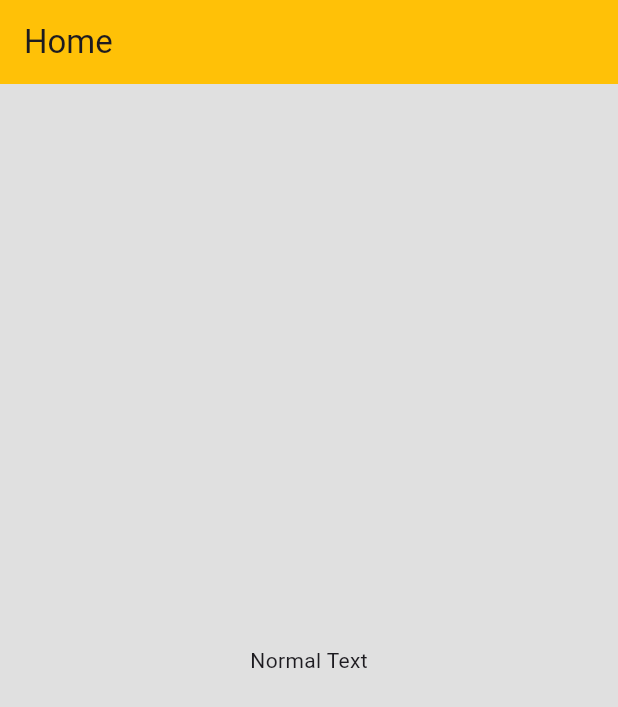
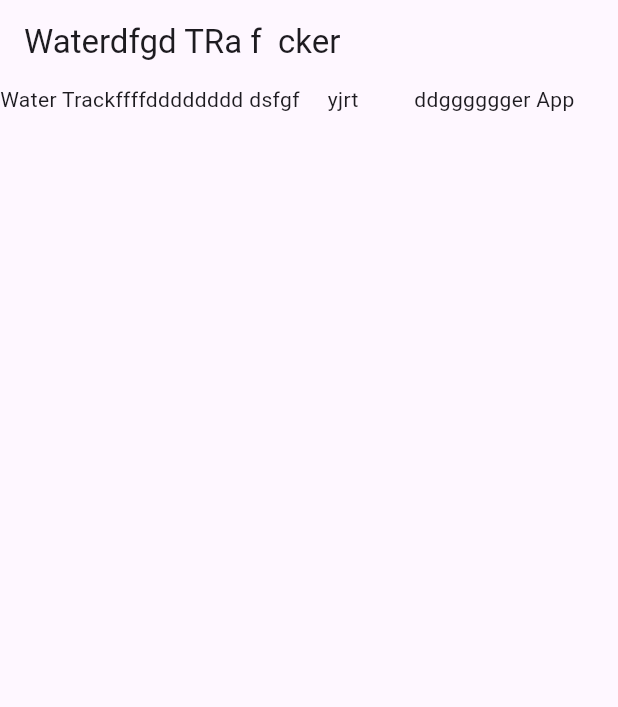
Before and after one commit to AbMamun12/Class-Project, a Flutter app: the screen it shows after launch, on a phone screen of 412 x 824 dp. Shown: the top 707 px of the screen. Run offline on Flutter 3.47's test engine with Material 3 defaults, Android fonts, the phone set to English and light mode, and no system bars.

Commit message:
video module 13 class 1( water tracker app)

```diff
--- /dev/null
+++ b/lib/app.dart
@@ -0,0 +1,13 @@
+import 'package:class_project/home_screen.dart';
+import 'package:flutter/material.dart';
+
+class WaterTrackerApp extends StatelessWidget {
+  const WaterTrackerApp({super.key});
+
+  @override
+  Widget build(BuildContext context) {
+    return MaterialApp(
+      home: HomeScreen(),
+    );
+  }
+}
--- /dev/null
+++ b/lib/home_screen.dart
@@ -0,0 +1,25 @@
+
+import 'package:flutter/material.dart';
+
+class HomeScreen extends StatefulWidget {
+  const HomeScreen({super.key});
+
+  @override
+  State<HomeScreen> createState() => _HomeScreenState();
+}
+
+class _HomeScreenState extends State<HomeScreen> {
+  @override
+  Widget build(BuildContext context) {
+    return Scaffold(
+      appBar: AppBar(
+        title: Text('Waterdfgd TRa f  cker'),
+      ),
+      body: Column(
+        children: [
+          Text('Water Trackffffdddddddd dsfgf     yjrt          ddgggggger App')
+        ],
+      ),
+    );
+  }
+}
--- a/lib/main.dart
+++ b/lib/main.dart
@@ -1,170 +1,6 @@
-/*import 'package:flutter/material.dart';
-1.
-void main() {
-  runApp(IntroApp());
-}
-
-class IntroApp extends StatelessWidget{
-  @override
-  Widget build(BuildContext context) {
-   return MaterialApp(
-      home: Scaffold(
-        appBar: AppBar(
-          backgroundColor: Colors.brown,
-          title: Text('Home'),
-        ),
-        body: Center(
-          child: Text('Bangladesh, to the east of India on the Bay of Bengal, is a South Asian country marked by lush greenery and many waterways.',
-            textAlign: TextAlign.justify,
-            maxLines: 2,
-            style: TextStyle(
-
-            fontSize: 43,
-            color: Colors.red,
-            backgroundColor: Colors.blueAccent,
-            fontWeight: FontWeight.w400,
-            decoration: TextDecoration.underline,
-            wordSpacing: 34,
-              overflow: TextOverflow.ellipsis,
-          ) ,),
-        ),
-      ),
-    );
-
-  }
-
-} */
-/*
-2
+import 'package:class_project/app.dart';
 import 'package:flutter/cupertino.dart';
-import 'package:flutter/material.dart';
 
 void main(){
-  runApp(IntroApp());
-
+  runApp(WaterTrackerApp());
 }
-class IntroApp extends StatelessWidget{
-  @override
-  Widget build(BuildContext context) {
-    return MaterialApp(
-      home: Scaffold(
-        appBar: AppBar(
-          backgroundColor: Colors.blueAccent,
-          title: Text('Home',style: TextStyle(
-              color: Colors.brown,
-              backgroundColor: Colors.white,
-              decoration: TextDecoration.lineThrough,
-          ),),
-
-        ),
-        body: Center(
-          child: Text(
-            'fdgggggggggggggggggggggggggggggggggs reggggggg qaregqe rer gre g re ',
-            textAlign: TextAlign.justify,
-
-          ),
-        ),
-      ),
-    );
-
-  }
-
-} */
-// class 7.3 Image, Material App, Scaffold, Icons, Buttons(Elevation Button, Icon Button)
-import 'package:flutter/material.dart';
-
-void main() {
-  runApp(IntroApp());
-}
-
-class IntroApp extends StatelessWidget {
-  const IntroApp({super.key});
-
-  @override
-  Widget build(BuildContext context) {
-    return MaterialApp(
-      debugShowCheckedModeBanner: false,
-      home: Home(),
-      title: 'IntroApp',
-      themeMode: ThemeMode.dark,
-    );
-  }
-}
-
-class Home extends StatelessWidget {
-  const Home({super.key});
-
-  @override
-  Widget build(BuildContext context) {
-    return Scaffold(
-      backgroundColor: Colors.black12,
-      appBar: AppBar(
-        title: Text('Home'),
-        backgroundColor: Colors.amber,
-      ),
-      body: Center(
-        /*       child: Icon(
-          Icons.computer,
-          size: 700,
-          color: Colors.greenAccent,
-        ),*/
-        //child: Image.network('https://www.gettyimages.com/photos/bangladesh-flag'),
-        /*      child: Image.asset('assets/images/bd_flug.jpg',
-          width: 400,
-          height: 100,
-          fit: BoxFit.fitHeight,
-        ), */
-        /*    child: ElevatedButton(
-            onPressed: () {
-              print('Button pressed');
-            },
-            child: Text('Notification')),*/
-       /* child: IconButton(
-    onPressed: (){
-      print('Add');
-      },
-    icon: Icon(Icons.add),
-      ), */
-        /*
-        child: TextButton(
-            onPressed: (){
-              print('Show button pressed');
-            },
-            child: Text('Text Button')),
-          */
-     /*   child: GestureDetector(
-          onTap: (){
-            print('Single Tap');
-          },
-          onDoubleTap: (){
-            print('Doule Tap');
-          },
-          child: Image.asset(
-            'assets/images/bd_flug.jpg',
-            width: 250,
-              height: 100,
-              fit: BoxFit.cover,
-          ),
-        ),*/
- /*   child: GestureDetector(
-    onTap: (){
-    print('Single Tap');
-    },
-    onDoubleTap: (){
-    print('Doule Tap');
-    },
-      child: Text('Normal Text'),
-      ), */
-          child: InkWell(
-            onTap: (){
-              print('Single Tap');
-            },
-            onDoubleTap: (){
-              print('Doule Tap');
-            },
-            child: Text('Normal Text'),
-          )
-      ),
-    );
-  }
-}
```
Also changed, not shown: 1 other file.
